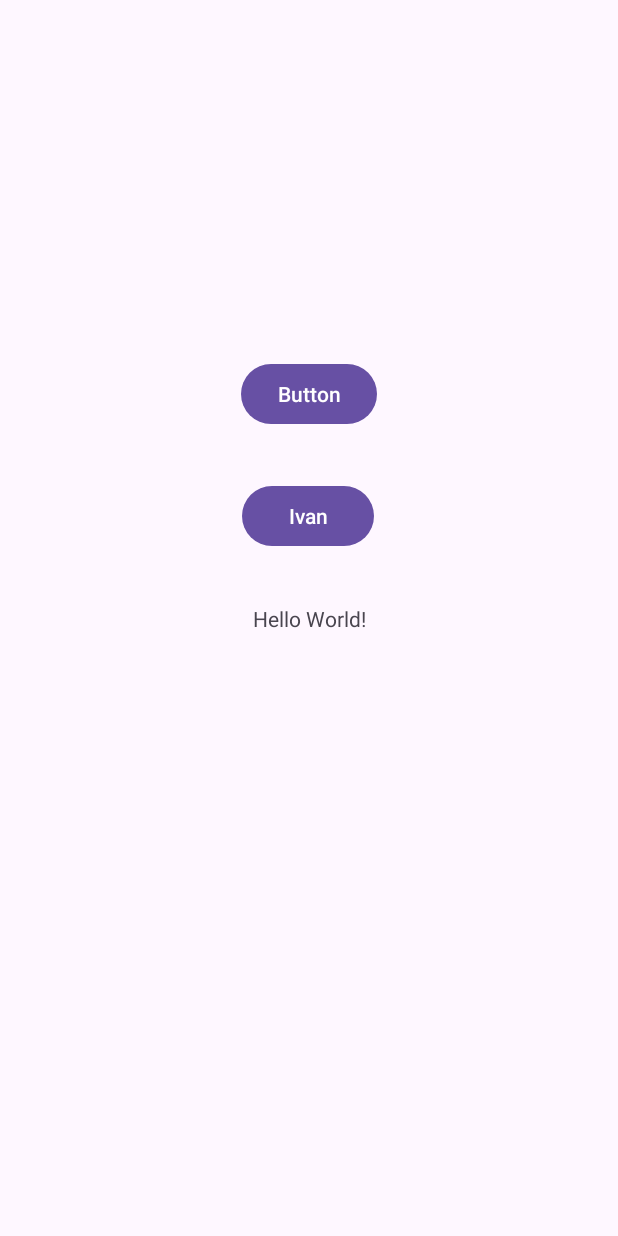
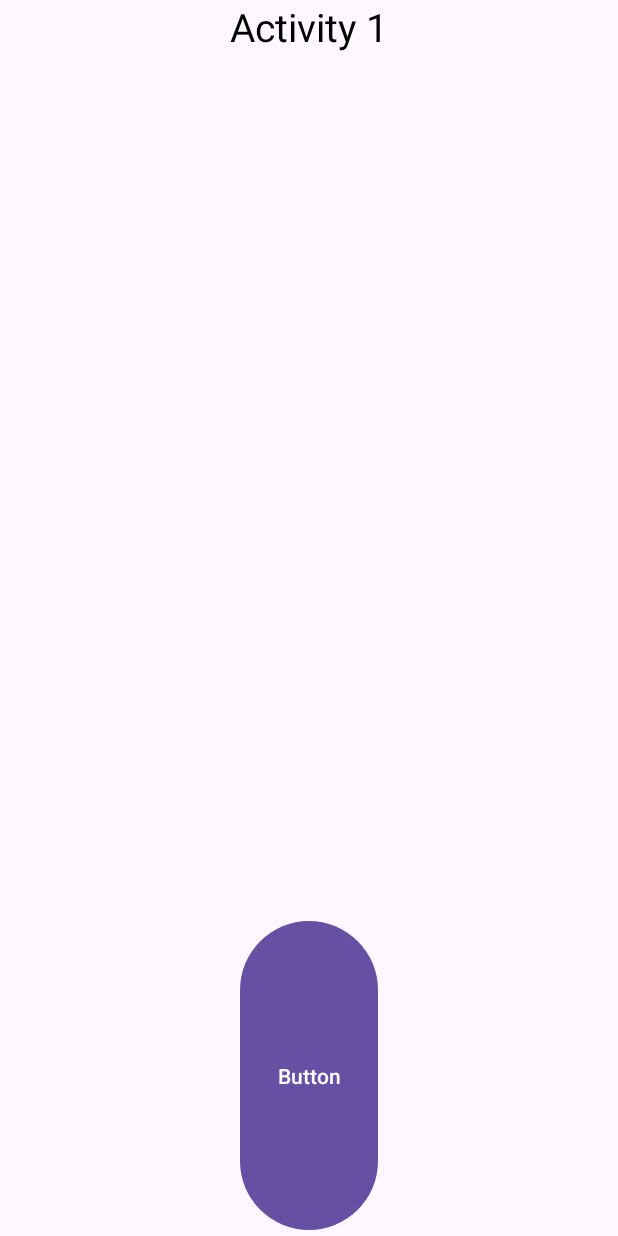
Before and after one commit to Dark045NL/Doner_Map, an Android app: the layout activity_main.xml on its own in the app's theme, with its tools: preview values and no code run, on a phone screen of 412 x 824 dp. Run offline under Robolectric (Android 15) with nearby library versions, the light colour scheme and no system bars.

Commit message:
Final update construction nav

```diff
--- a/app/src/main/res/layout/activity_main.xml
+++ b/app/src/main/res/layout/activity_main.xml
@@ -1,45 +1,55 @@
 <?xml version="1.0" encoding="utf-8"?>
-<androidx.constraintlayout.widget.ConstraintLayout xmlns:android="http://schemas.android.com/apk/res/android"
+<androidx.drawerlayout.widget.DrawerLayout
+    xmlns:android="http://schemas.android.com/apk/res/android"
     xmlns:app="http://schemas.android.com/apk/res-auto"
     xmlns:tools="http://schemas.android.com/tools"
+    android:id="@+id/drawer_layout"
     android:layout_width="match_parent"
     android:layout_height="match_parent"
     tools:context=".MainActivity">
-
-    <TextView
-        android:id="@+id/textView"
-        android:layout_width="wrap_content"
-        android:layout_height="wrap_content"
-        android:text="Hello World!"
-        app:layout_constraintBottom_toBottomOf="parent"
-        app:layout_constraintEnd_toEndOf="parent"
-        app:layout_constraintStart_toStartOf="parent"
-        app:layout_constraintTop_toTopOf="parent" />
 
     <Button
         android:id="@+id/button"
         android:layout_width="wrap_content"
         android:layout_height="wrap_content"
         android:layout_marginStart="160dp"
-        android:layout_marginTop="215dp"
+        android:layout_marginTop="610dp"
         android:layout_marginEnd="160dp"
-        android:layout_marginBottom="93dp"
         android:text="Button"
-        app:layout_constraintBottom_toTopOf="@+id/textView"
         app:layout_constraintEnd_toEndOf="parent"
+        app:layout_constraintHorizontal_bias="1.0"
         app:layout_constraintStart_toStartOf="parent"
         app:layout_constraintTop_toTopOf="parent" />
 
-    <Button
-        android:id="@+id/Ivan"
+
+
+    <androidx.constraintlayout.widget.ConstraintLayout
+        android:layout_width="match_parent"
+        android:layout_height="match_parent">
+
+        <TextView
+            android:layout_width="wrap_content"
+            android:layout_height="wrap_content"
+            android:text="Activity 1"
+            android:textSize="26sp"
+            android:textColor="@color/black"
+            app:layout_constraintEnd_toEndOf="parent"
+            app:layout_constraintHorizontal_bias="0.5"
+            app:layout_constraintStart_toStartOf="parent"
+            app:layout_constraintTop_toTopOf="parent"
+            />
+
+    </androidx.constraintlayout.widget.ConstraintLayout>
+
+    <com.google.android.material.navigation.NavigationView
+        android:id="@+id/nav_view"
         android:layout_width="wrap_content"
-        android:layout_height="wrap_content"
-        android:text="Ivan"
-        app:layout_constraintBottom_toTopOf="@+id/textView"
-        app:layout_constraintEnd_toEndOf="parent"
-        app:layout_constraintHorizontal_bias="0.498"
-        app:layout_constraintStart_toStartOf="parent"
-        app:layout_constraintTop_toBottomOf="@+id/button"
-        app:layout_constraintVertical_bias="0.488" />
+        android:layout_height="match_parent"
+        app:headerLayout="@layout/nav_header"
+        app:menu="@menu/nav_menu"
+        android:layout_gravity="start"
+        android:fitsSystemWindows="true"
+        />
 
-</androidx.constraintlayout.widget.ConstraintLayout>
+
+</androidx.drawerlayout.widget.DrawerLayout>
--- a/app/src/main/res/menu/nav_menu.xml
+++ b/app/src/main/res/menu/nav_menu.xml
@@ -1,5 +1,8 @@
 <?xml version="1.0" encoding="utf-8"?>
-<menu xmlns:android="http://schemas.android.com/apk/res/android">
+<menu xmlns:android="http://schemas.android.com/apk/res/android"
+    xmlns:tools="http://schemas.android.com/tools"
+    tools:showIn="navigation_view"
+    >
 
     <item
             android:id="@+id/nav_home"
@@ -11,16 +14,23 @@
         android:icon="@drawable/ic_map"
         android:title="Map"
         />
+
+    <item android:title="Profile">
+        <menu>
             <item
                 android:id="@+id/nav_profile"
                 android:icon="@drawable/ic_profile"
                 android:title="profile"
                 />
+
             <item
                 android:id="@+id/nav_ratings"
                 android:icon="@drawable/ic_ratings"
                 android:title="Ratings"
                 />
+        </menu>
+    </item>
+
     <item
         android:id="@+id/nav_settings"
         android:icon="@drawable/ic_settings"
--- a/app/src/main/res/values/strings.xml
+++ b/app/src/main/res/values/strings.xml
@@ -19,4 +19,6 @@
     <string name="sambal">Sambal</string>
     <string name="cocktailsaus">Cocktailsaus</string>
     <string name="groente">Groente</string>
+    <string name="close">Close</string>
+    <string name="open">Open</string>
 </resources>
```
Also changed, not shown: app/src/main/java/com/example/doner_map/MainActivity.kt (+37 -0 lines). Lines whose indentation alone changed are shown as unchanged.
